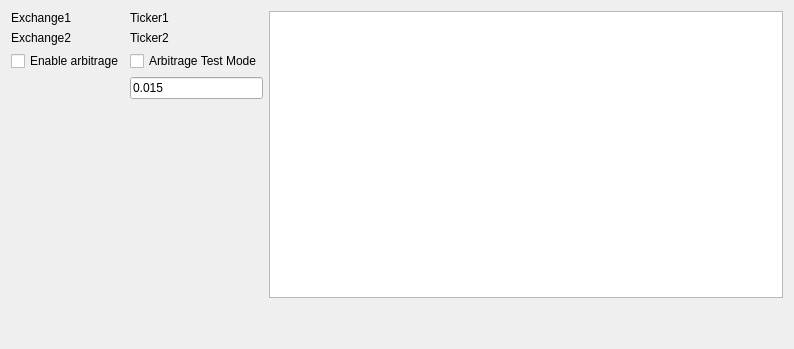
This is src/widgets/arbitrage_widget.ui in biddisco/lxqt-build-tools as Qt 5 draws it before an edit. The edited form follows.
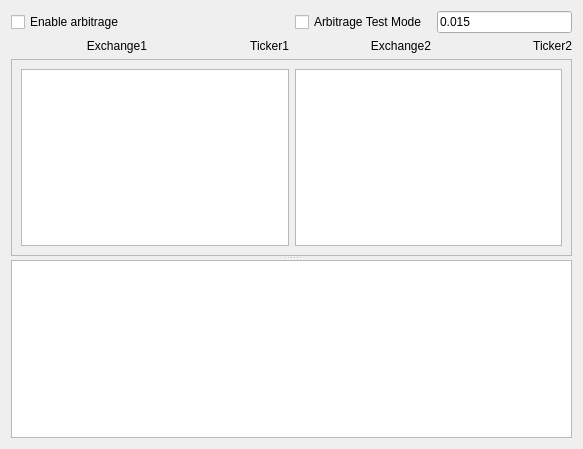
This is the edited form.

Commit message:
Implement arbitrage in widget, displaying buy/sell options
First working version of arbitrage in new UI layout

```diff
--- a/src/widgets/arbitrage_widget.ui
+++ b/src/widgets/arbitrage_widget.ui
@@ -6,99 +6,74 @@
    <rect>
     <x>0</x>
     <y>0</y>
-    <width>794</width>
-    <height>349</height>
+    <width>583</width>
+    <height>449</height>
    </rect>
   </property>
   <property name="windowTitle">
    <string>Form</string>
   </property>
   <layout class="QGridLayout" name="gridLayout_2">
-   <item row="1" column="0">
-    <spacer name="verticalSpacer">
-     <property name="orientation">
-      <enum>Qt::Orientation::Vertical</enum>
-     </property>
-     <property name="sizeHint" stdset="0">
-      <size>
-       <width>20</width>
-       <height>40</height>
-      </size>
-     </property>
-    </spacer>
-   </item>
-   <item row="0" column="1">
-    <widget class="QPlainTextEdit" name="arbitrage_orders">
-     <property name="sizePolicy">
-      <sizepolicy hsizetype="Expanding" vsizetype="Preferred">
-       <horstretch>0</horstretch>
-       <verstretch>1</verstretch>
-      </sizepolicy>
-     </property>
-     <property name="minimumSize">
-      <size>
-       <width>300</width>
-       <height>0</height>
-      </size>
-     </property>
-     <property name="font">
-      <font>
-       <family>Courier</family>
-       <pointsize>8</pointsize>
-      </font>
-     </property>
-    </widget>
-   </item>
-   <item row="1" column="1">
-    <spacer name="verticalSpacer_2">
-     <property name="orientation">
-      <enum>Qt::Orientation::Vertical</enum>
-     </property>
-     <property name="sizeHint" stdset="0">
-      <size>
-       <width>20</width>
-       <height>40</height>
-      </size>
-     </property>
-    </spacer>
-   </item>
    <item row="0" column="0">
     <layout class="QGridLayout" name="gridLayout">
+     <item row="5" column="0">
+      <layout class="QHBoxLayout" name="horizontalLayout_3">
+       <item>
+        <widget class="QLabel" name="exchange1">
+         <property name="text">
+          <string>Exchange1</string>
+         </property>
+         <property name="alignment">
+          <set>Qt::AlignmentFlag::AlignRight|Qt::AlignmentFlag::AlignTrailing|Qt::AlignmentFlag::AlignVCenter</set>
+         </property>
+        </widget>
+       </item>
+       <item>
+        <widget class="QLabel" name="ticker1">
+         <property name="text">
+          <string>Ticker1</string>
+         </property>
+         <property name="alignment">
+          <set>Qt::AlignmentFlag::AlignRight|Qt::AlignmentFlag::AlignTrailing|Qt::AlignmentFlag::AlignVCenter</set>
+         </property>
+        </widget>
+       </item>
+      </layout>
+     </item>
      <item row="4" column="1">
-      <widget class="QLineEdit" name="arbitrage_test_offset">
-       <property name="sizePolicy">
-        <sizepolicy hsizetype="Preferred" vsizetype="Fixed">
-         <horstretch>0</horstretch>
-         <verstretch>0</verstretch>
-        </sizepolicy>
-       </property>
-       <property name="text">
-        <string>0.015</string>
-       </property>
-      </widget>
+      <layout class="QHBoxLayout" name="horizontalLayout_2">
+       <item>
+        <widget class="QCheckBox" name="arbitrage_test_mode">
+         <property name="sizePolicy">
+          <sizepolicy hsizetype="Preferred" vsizetype="Fixed">
+           <horstretch>0</horstretch>
+           <verstretch>0</verstretch>
+          </sizepolicy>
+         </property>
+         <property name="text">
+          <string>Arbitrage Test Mode</string>
+         </property>
+         <property name="checked">
+          <bool>false</bool>
+         </property>
+        </widget>
+       </item>
+       <item>
+        <widget class="QLineEdit" name="arbitrage_test_offset">
+         <property name="sizePolicy">
+          <sizepolicy hsizetype="Preferred" vsizetype="Fixed">
+           <horstretch>0</horstretch>
+           <verstretch>0</verstretch>
+          </sizepolicy>
+         </property>
+         <property name="text">
+          <string>0.015</string>
+         </property>
+        </widget>
+       </item>
+      </layout>
      </item>
-     <item row="2" column="0">
-      <widget class="QLabel" name="exchange2">
-       <property name="text">
-        <string>Exchange2</string>
-       </property>
-      </widget>
-     </item>
-     <item row="1" column="1">
-      <widget class="QLabel" name="ticker1">
-       <property name="text">
-        <string>Ticker1</string>
-       </property>
-      </widget>
-     </item>
-     <item row="1" column="0">
-      <widget class="QLabel" name="exchange1">
-       <property name="text">
-        <string>Exchange1</string>
-       </property>
-      </widget>
-     </item>
-     <item row="3" column="0">
+     <item row="4" column="0">
       <widget class="QCheckBox" name="enable_arbitrage">
        <property name="text">
         <string>Enable arbitrage</string>
@@ -108,41 +83,53 @@
        </property>
       </widget>
      </item>
-     <item row="2" column="1">
-      <widget class="QLabel" name="ticker2">
-       <property name="text">
-        <string>Ticker2</string>
-       </property>
-      </widget>
-     </item>
-     <item row="3" column="1">
-      <widget class="QCheckBox" name="arbitrage_test_mode">
-       <property name="sizePolicy">
-        <sizepolicy hsizetype="Preferred" vsizetype="Fixed">
-         <horstretch>0</horstretch>
-         <verstretch>0</verstretch>
-        </sizepolicy>
-       </property>
-       <property name="text">
-        <string>Arbitrage Test Mode</string>
-       </property>
-       <property name="checked">
-        <bool>false</bool>
-       </property>
-      </widget>
-     </item>
      <item row="5" column="1">
-      <spacer name="verticalSpacer_4">
+      <layout class="QHBoxLayout" name="horizontalLayout_4">
+       <item>
+        <widget class="QLabel" name="exchange2">
+         <property name="text">
+          <string>Exchange2</string>
+         </property>
+         <property name="alignment">
+          <set>Qt::AlignmentFlag::AlignRight|Qt::AlignmentFlag::AlignTrailing|Qt::AlignmentFlag::AlignVCenter</set>
+         </property>
+        </widget>
+       </item>
+       <item>
+        <widget class="QLabel" name="ticker2">
+         <property name="text">
+          <string>Ticker2</string>
+         </property>
+         <property name="alignment">
+          <set>Qt::AlignmentFlag::AlignRight|Qt::AlignmentFlag::AlignTrailing|Qt::AlignmentFlag::AlignVCenter</set>
+         </property>
+        </widget>
+       </item>
+      </layout>
+     </item>
+     <item row="6" column="0" colspan="2">
+      <widget class="QSplitter" name="splitter">
        <property name="orientation">
         <enum>Qt::Orientation::Vertical</enum>
        </property>
-       <property name="sizeHint" stdset="0">
-        <size>
-         <width>20</width>
-         <height>40</height>
-        </size>
-       </property>
-      </spacer>
+       <widget class="QFrame" name="frame">
+        <property name="frameShape">
+         <enum>QFrame::Shape::StyledPanel</enum>
+        </property>
+        <property name="frameShadow">
+         <enum>QFrame::Shadow::Raised</enum>
+        </property>
+        <layout class="QHBoxLayout" name="horizontalLayout">
+         <item>
+          <widget class="QPlainTextEdit" name="orderbook1"/>
+         </item>
+         <item>
+          <widget class="QPlainTextEdit" name="orderbook2"/>
+         </item>
+        </layout>
+       </widget>
+       <widget class="QPlainTextEdit" name="arbitrage_orders"/>
+      </widget>
      </item>
     </layout>
    </item>
```
The commit also changes 1 other file.
